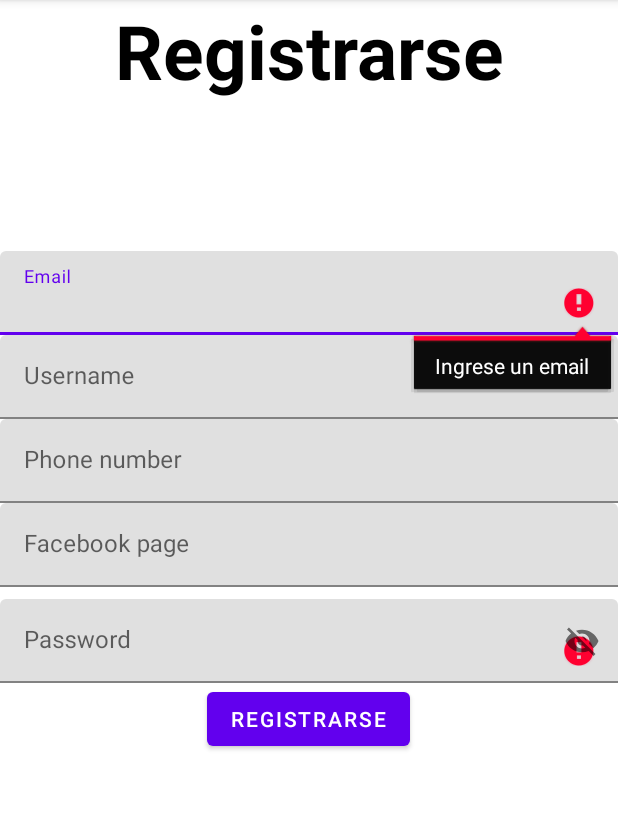
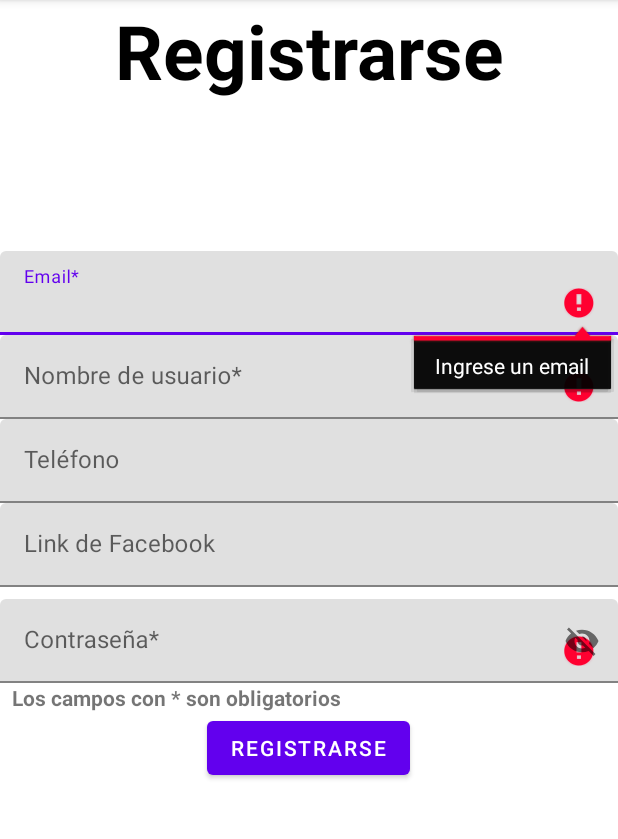
Before and after one commit to juannpmari/android-fishing-app, an Android app: the SignUpFragment screen opened through its navigation route, after a tap on "REGISTRARSE", on a phone screen of 412 x 824 dp, the part 84-923 px from its top. Run offline under Robolectric (Android 15) with nearby library versions, the phone set to English and light mode, and no system bars; our stand-ins replace Firebase (no records; nobody signed in at launch, a user with empty details on screens opened directly); pictures from the network do not load.

Commit message:
bugs fixed

```diff
--- a/app/src/main/java/com/argentinapesca/argentinapesca/data/model/Post.kt
+++ b/app/src/main/java/com/argentinapesca/argentinapesca/data/model/Post.kt
@@ -9,4 +9,5 @@ data class Post(
     val posterName: String = "",
     val place: String = "",
     val id: String = "",
+    val species: String = ""
 )
--- a/app/src/main/java/com/argentinapesca/argentinapesca/presentation/newPost/newPostViewModel.kt
+++ b/app/src/main/java/com/argentinapesca/argentinapesca/presentation/newPost/newPostViewModel.kt
@@ -13,9 +13,10 @@ class newPostViewModel(private val repo: newPostRepository) : ViewModel() {
         description: String,
         bitmap: List<Bitmap>,
         place: String,
-        price: String
+        price: String,
+        species: String
     ) = liveData(Dispatchers.IO) {
-        emit(repo.createNewPost(title, description, bitmap, place, price))
+        emit(repo.createNewPost(title, description, bitmap, place, price, species))
     }
 }
 
--- a/app/src/main/java/com/argentinapesca/argentinapesca/repository/newPost/newPostRepository.kt
+++ b/app/src/main/java/com/argentinapesca/argentinapesca/repository/newPost/newPostRepository.kt
@@ -3,5 +3,5 @@ package com.argentinapesca.argentinapesca.repository.newPost
 import android.graphics.Bitmap
 
 interface newPostRepository {
-    suspend fun createNewPost(title: String,description: String, bitmap: List<Bitmap>,place:String, price:String)//,faceLink:String)
+    suspend fun createNewPost(title: String,description: String, bitmap: List<Bitmap>,place:String, price:String,species:String)
 }
--- a/app/src/main/java/com/argentinapesca/argentinapesca/repository/newPost/newPostRepositoryImpl.kt
+++ b/app/src/main/java/com/argentinapesca/argentinapesca/repository/newPost/newPostRepositoryImpl.kt
@@ -4,7 +4,7 @@ import android.graphics.Bitmap
 import com.argentinapesca.argentinapesca.data.remote.newPost.newPostDataSource
 
 class newPostRepositoryImpl(private val newPostDataSource: newPostDataSource) : newPostRepository {
-    override suspend fun createNewPost(title: String, description: String, bitmap: List<Bitmap>,place:String,price:String) =
-        newPostDataSource.createNewPost(title, description,bitmap,place,price)//,faceLink)
+    override suspend fun createNewPost(title: String, description: String, bitmap: List<Bitmap>,place:String,price:String, species:String) =
+        newPostDataSource.createNewPost(title, description,bitmap,place,price,species)
 
 }
--- a/app/src/main/java/com/argentinapesca/argentinapesca/ui/auth/SignUpFragment.kt
+++ b/app/src/main/java/com/argentinapesca/argentinapesca/ui/auth/SignUpFragment.kt
@@ -38,20 +38,23 @@ class SignUpFragment : Fragment(R.layout.fragment_sign_up) {
         super.onViewCreated(view, savedInstanceState)
 
         binding = FragmentSignUpBinding.bind(view)
-        var email = ""
+        /* var email = ""
          var password = ""
          var username = ""
          var phone = ""
-        var face = ""
+         var face = ""*/
 
         binding.btnSignUp.setOnClickListener {
-            email = binding.editEmail.text.toString()
-            password = binding.editPassword.text.toString()
-            username = binding.editUsername.text.toString()
-            phone = binding.editPhone.text.toString()
-            face = binding.editFace.text.toString()
+            var email = binding.editEmail.text.toString()
+            var password = binding.editPassword.text.toString()
+            var username = binding.editUsername.text.toString().lowercase()
+            var phone = binding.editPhone.text.toString().let { if (it.isNotEmpty()) it else "-" }
+            var face = binding.editFace.text.toString().let { if (it.isNotEmpty()) it else "-" }
             validateCredentials(email, password)
-            viewModel.signUp(email, password, username,phone, face)
+            val b1 = validateUsername(username)
+            val b2 = validatePhone(phone)
+            if (b1 && b2) {
+                viewModel.signUp(email, password, username, phone, face)
                     .observe(viewLifecycleOwner, Observer { result ->
                         when (result) {
                             is FirebaseUser -> {
@@ -92,13 +95,33 @@ class SignUpFragment : Fragment(R.layout.fragment_sign_up) {
                     })
             }
         }
+    }
 
-    private fun validateCredentials(email: String, password: String) {
-        if (email.isEmpty()) {
-            binding.editEmail.error = "Ingrese un email"
+    private fun validateCredentials(
+        email: String,
+        password: String
+    ) {
+        if (email.isEmpty()) binding.editEmail.error = "Ingrese un email"
+        if (password.isEmpty()) binding.editPassword.error = "Ingrese una contraseña"
     }
-        if (password.isEmpty()) {
-            binding.editPassword.error = "Ingrese una contraseña"
+
+    private fun validateUsername(username: String): Boolean {
+        if (username.isEmpty()) {
+            binding.editUsername.error = "Ingrese un nombre de usuario"
+            return false
+        }
+        return true
+    }
+
+    private fun validatePhone(phone: String): Boolean {
+        if (phone.isNotEmpty() && phone != "-" && phone.toIntOrNull() == null) {
+            binding.editPhone.error = "Ingrese solamente números"
+            return false
+        }
+        if (phone.isNotEmpty() && phone != "-" && phone.length < 8) {
+            binding.editPhone.error = "Número incompleto"
+            return false
+        }
+        return true
     }
 }
-}
--- a/app/src/main/java/com/argentinapesca/argentinapesca/ui/home/PostFragment.kt
+++ b/app/src/main/java/com/argentinapesca/argentinapesca/ui/home/PostFragment.kt
@@ -57,7 +57,8 @@ class PostFragment : Fragment(R.layout.fragment_post) {
         binding.txtPlace.text = "Ubicación: ${args.place}"
         binding.txtPrice.text = "Precio:  $${args.price}"
         binding.txtDescription.text = "Descripción: ${args.description}"
-        Log.d("getUserInfo", "${args.poster}")
+        binding.txtSpecies.text = "Especie buscada: ${args.species}"
+        //Log.d("getUserInfo", "${args.poster}")
 
         viewModel.getUserInfo(args.poster).observe(viewLifecycleOwner) { result ->
             when (result) {
--- a/app/src/main/java/com/argentinapesca/argentinapesca/ui/newPost/addImagesFragment.kt
+++ b/app/src/main/java/com/argentinapesca/argentinapesca/ui/newPost/addImagesFragment.kt
@@ -120,7 +120,8 @@ class addImagesFragment : Fragment(R.layout.fragment_add_images) {
                 args.description,
                 bitmapList,
                 args.place,
-                args.price
+                args.price,
+                args.species
             ).observe(viewLifecycleOwner, Observer {
             })
             findNavController().popBackStack(R.id.newPostFragment, inclusive = true)
--- a/app/src/main/res/layout/fragment_sign_up.xml
+++ b/app/src/main/res/layout/fragment_sign_up.xml
@@ -20,7 +20,7 @@
         android:layout_width="match_parent"
         android:layout_height="wrap_content"
         android:layout_marginTop="100dp"
-        android:hint="Email">
+        android:hint="Email*">
         <com.google.android.material.textfield.TextInputEditText
             android:id="@+id/edit_email"
             android:layout_width="match_parent"
@@ -30,7 +30,7 @@
     <com.google.android.material.textfield.TextInputLayout
         android:layout_width="match_parent"
         android:layout_height="wrap_content"
-        android:hint="Username">
+        android:hint="Nombre de usuario*">
         <com.google.android.material.textfield.TextInputEditText
             android:id="@+id/edit_username"
             android:layout_width="match_parent"
@@ -40,7 +40,7 @@
     <com.google.android.material.textfield.TextInputLayout
         android:layout_width="match_parent"
         android:layout_height="wrap_content"
-        android:hint="Phone number">
+        android:hint="Teléfono">
         <com.google.android.material.textfield.TextInputEditText
             android:id="@+id/edit_phone"
             android:layout_width="match_parent"
@@ -50,7 +50,7 @@
     <com.google.android.material.textfield.TextInputLayout
         android:layout_width="match_parent"
         android:layout_height="wrap_content"
-        android:hint="Facebook page">
+        android:hint="Link de Facebook">
         <com.google.android.material.textfield.TextInputEditText
             android:id="@+id/edit_face"
             android:layout_width="match_parent"
@@ -61,13 +61,20 @@
         android:layout_width="match_parent"
         android:layout_height="wrap_content"
         android:layout_marginTop="8dp"
-        android:hint="Password"
+        android:hint="Contraseña*"
         app:passwordToggleEnabled="true">
         <com.google.android.material.textfield.TextInputEditText
             android:id="@+id/edit_password"
             android:layout_width="match_parent"
             android:layout_height="wrap_content"/>
     </com.google.android.material.textfield.TextInputLayout>
+
+    <TextView
+        android:layout_width="match_parent"
+        android:layout_height="wrap_content"
+        android:textStyle="bold"
+        android:layout_marginLeft="8dp"
+        android:text="Los campos con * son obligatorios"/>
 
     <Button
         android:id="@+id/btn_signUp"
--- a/app/src/main/res/navigation/nav_graph.xml
+++ b/app/src/main/res/navigation/nav_graph.xml
@@ -55,6 +55,9 @@
         <argument
             android:name="id"
             app:argType="string" />
+        <argument
+            android:name="species"
+            app:argType="string" />
     </fragment>
     <fragment
         android:id="@+id/authFragment"
@@ -98,6 +101,9 @@
         <argument
             android:name="price"
             app:argType="string" />
+        <argument
+            android:name="species"
+            app:argType="string" />
     </fragment>
     <fragment
         android:id="@+id/profileFragment"
```
Also changed, not shown: app/src/main/java/com/argentinapesca/argentinapesca/data/remote/newPost/newPostDataSource.kt (+5 -3 lines), app/src/main/java/com/argentinapesca/argentinapesca/ui/home/MainScreenFragment.kt (+6 -2 lines), app/src/main/java/com/argentinapesca/argentinapesca/ui/home/ProfileFragment.kt (+21 -17 lines), app/src/main/java/com/argentinapesca/argentinapesca/ui/home/editProfileFragment.kt (+22 -2 lines), app/src/main/java/com/argentinapesca/argentinapesca/ui/newPost/newPostFragment.kt (+39 -8 lines), app/src/main/res/layout/fragment_new_post.xml (+13 -2 lines), app/src/main/res/layout/fragment_post.xml (+7 -0 lines), app/src/main/res/layout/fragment_profile.xml (+7 -8 lines). Lines whose indentation alone changed are shown as unchanged.
